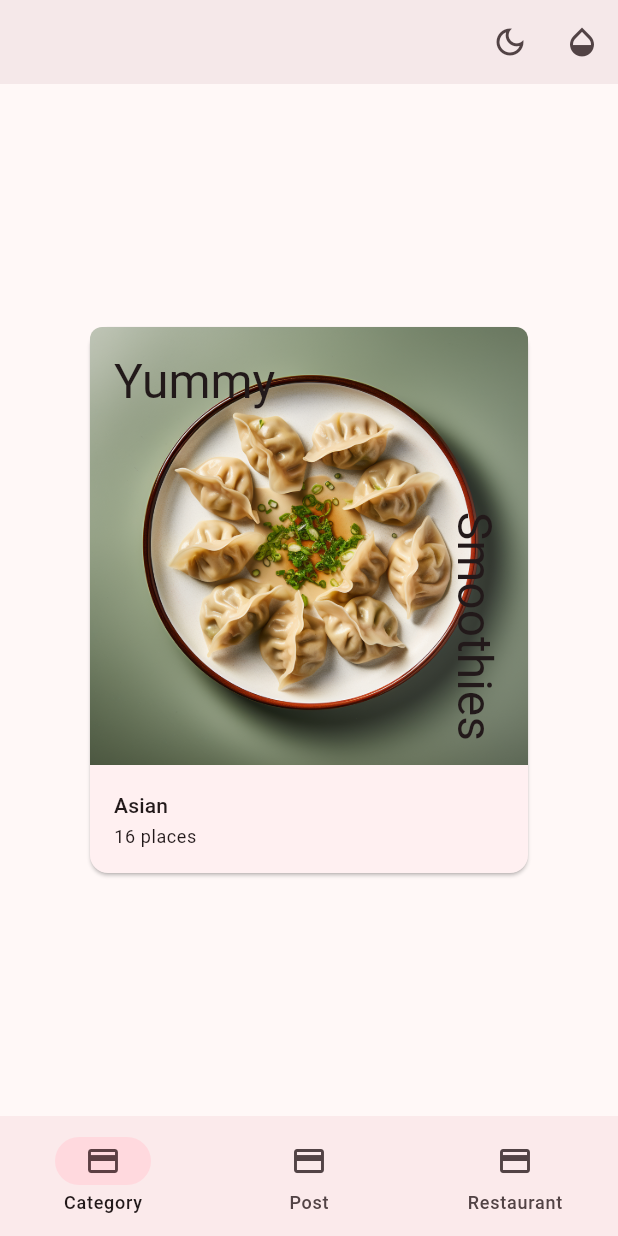
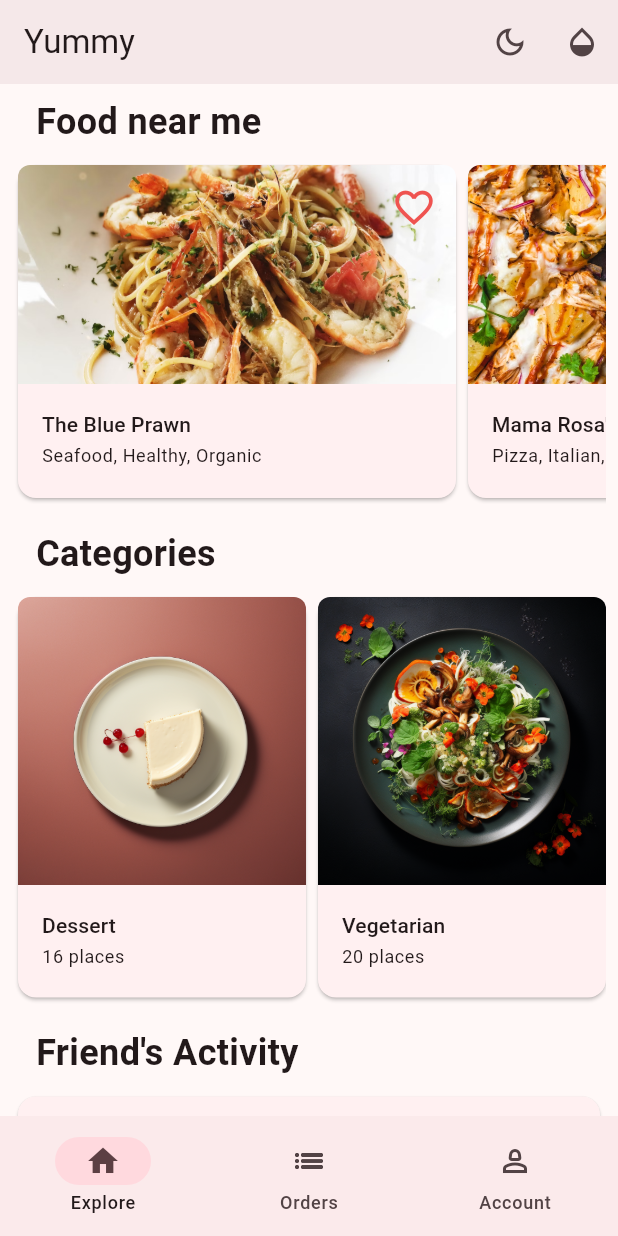
Before and after one commit to FayezFlutterDev/Yummy, a Flutter app: the screen it shows after launch, on a phone screen of 412 x 824 dp. Run offline on Flutter 3.47's test engine with Material 3 defaults, Android fonts, the phone set to English and light mode, and no system bars.

Commit message:
Finish Explore Page

```diff
--- /dev/null
+++ b/lib/api/mock_yummy_service.dart
@@ -0,0 +1,47 @@
+import '../models/models.dart';
+
+// ExploreData serves as a data container that holds
+//list of restaurants, food categories, and friend posts.
+class ExploreData {
+  final List<Restaurant> restaurants;
+  final List<FoodCategory> categories;
+  final List<Post> friendPosts;
+
+  ExploreData(this.restaurants, this.categories, this.friendPosts);
+}
+
+// Mock Yummy service that grabs sample data to mock up a food app request/response
+class MockYummyService {
+  // Batch request that gets both today recipes and friend's feed
+  Future<ExploreData> getExploreData() async {
+    final restaurants = await _getRestaurants();
+    final categories = await _getCategories();
+    final friendPosts = await _getFriendFeed();
+
+    return ExploreData(restaurants, categories, friendPosts);
+  }
+
+  // Get sample food categories to display in ui
+  Future<List<FoodCategory>> _getCategories() async {
+    // Simulate api request wait time
+    await Future.delayed(const Duration(milliseconds: 1000));
+    // Return mock categories
+    return categories;
+  }
+
+  // Get the friend posts to display in ui
+  Future<List<Post>> _getFriendFeed() async {
+    // Simulate api request wait time
+    await Future.delayed(const Duration(milliseconds: 1000));
+    // Return mock posts
+    return posts;
+  }
+
+  // Get the restaurants to display in ui
+  Future<List<Restaurant>> _getRestaurants() async {
+    // Simulate api request wait time
+    await Future.delayed(const Duration(milliseconds: 1000));
+    // Return mock restaurants
+    return restaurants;
+  }
+}
--- a/lib/components/category_card.dart
+++ b/lib/components/category_card.dart
@@ -27,25 +27,6 @@ class CategoryCard extends StatelessWidget {
                   category.imageUrl,
                 ),
               ),
-              Positioned(
-                left: 16.0,
-                top: 16.0,
-                child: Text(
-                  'Yummy',
-                  style: textTheme.headlineLarge,
-                ),
-              ),
-              Positioned(
-                bottom: 16.0,
-                right: 16.0,
-                child: RotatedBox(
-                  quarterTurns: 1,
-                  child: Text(
-                    'Smoothies',
-                    style: textTheme.headlineLarge,
-                  ),
-                ),
-              ),
             ],
           ),
           ListTile(
--- /dev/null
+++ b/lib/components/category_section.dart
@@ -0,0 +1,46 @@
+import 'package:flutter/material.dart';
+
+import '../models/food_category.dart';
+import 'category_card.dart';
+
+class CategorySection extends StatelessWidget {
+  final List<FoodCategory> categories;
+  const CategorySection({super.key, required this.categories});
+
+  @override
+  Widget build(BuildContext context) {
+    return Padding(
+      padding: const EdgeInsets.all(8.0),
+      child: Column(
+        crossAxisAlignment: CrossAxisAlignment.start,
+        children: [
+          const Padding(
+            padding: EdgeInsets.only(left: 16.0, bottom: 8.0),
+            child: Text(
+              'Categories',
+              style: TextStyle(
+                fontSize: 24,
+                fontWeight: FontWeight.bold,
+              ),
+            ),
+          ),
+          SizedBox(
+            height: 275,
+            child: ListView.builder(
+              scrollDirection: Axis.horizontal,
+              itemCount: categories.length,
+              itemBuilder: (context, index) {
+                return SizedBox(
+                  width: 200,
+                  child: CategoryCard(
+                    category: categories[index],
+                  ),
+                );
+              },
+            ),
+          ),
+        ],
+      ),
+    );
+  }
+}
--- /dev/null
+++ b/lib/components/post_section.dart
@@ -0,0 +1,47 @@
+import 'package:flutter/material.dart';
+
+import '../components/post_card.dart';
+import '../models/post.dart';
+
+class PostSection extends StatelessWidget {
+  final List<Post> posts;
+  const PostSection({
+    super.key,
+    required this.posts,
+  });
+
+  @override
+  Widget build(BuildContext context) {
+    return Padding(
+      padding: const EdgeInsets.all(8.0),
+      child: Column(
+        crossAxisAlignment: CrossAxisAlignment.start,
+        children: [
+          const Padding(
+            padding: EdgeInsets.only(left: 16.0, bottom: 8.0),
+            child: Text(
+              'Friend\'s Activity',
+              style: TextStyle(
+                fontSize: 24,
+                fontWeight: FontWeight.bold,
+              ),
+            ),
+          ),
+          ListView.separated(
+            primary: false,
+            shrinkWrap: true,
+            scrollDirection: Axis.vertical,
+            physics: const NeverScrollableScrollPhysics(),
+            itemCount: posts.length,
+            itemBuilder: (context, index) {
+              return PostCard(post: posts[index]);
+            },
+            separatorBuilder: (context, index) {
+              return const SizedBox(height: 1);
+            },
+          ),
+        ],
+      ),
+    );
+  }
+}
--- a/lib/components/restaurant_landscape_card.dart
+++ b/lib/components/restaurant_landscape_card.dart
@@ -30,7 +30,7 @@ class _RestaurantLandscapeCardState extends State<RestaurantLandscapeCard> {
             borderRadius:
                 const BorderRadius.vertical(top: Radius.circular(8.0)),
             child: AspectRatio(
-                aspectRatio: 1,
+                aspectRatio: 2,
                 child: Stack(
                   fit: StackFit.expand,
                   children: [
--- /dev/null
+++ b/lib/components/restaurant_section.dart
@@ -0,0 +1,50 @@
+import 'package:flutter/material.dart';
+
+import '../models/restaurant.dart';
+import 'restaurant_landscape_card.dart';
+
+class RestaurantSection extends StatelessWidget {
+  final List<Restaurant> restaurants;
+
+  const RestaurantSection({
+    super.key,
+    required this.restaurants,
+  });
+
+  @override
+  Widget build(BuildContext context) {
+    return Padding(
+      padding: const EdgeInsets.all(8.0),
+      child: Column(
+        crossAxisAlignment: CrossAxisAlignment.start,
+        children: [
+          const Padding(
+            padding: EdgeInsets.only(left: 16.0, bottom: 8.0),
+            child: Text(
+              'Food near me',
+              style: TextStyle(
+                fontSize: 24,
+                fontWeight: FontWeight.bold,
+              ),
+            ),
+          ),
+          SizedBox(
+            height: 230,
+            child: ListView.builder(
+              scrollDirection: Axis.horizontal,
+              itemCount: restaurants.length,
+              itemBuilder: (context, index) {
+                return SizedBox(
+                  width: 300,
+                  child: RestaurantLandscapeCard(
+                    restaurant: restaurants[index],
+                  ),
+                );
+              },
+            ),
+          ),
+        ],
+      ),
+    );
+  }
+}
--- a/lib/home.dart
+++ b/lib/home.dart
@@ -1,13 +1,10 @@
 import 'package:flutter/material.dart';
-import 'components/category_card.dart';
-import 'components/post_card.dart';
-import 'components/restaurant_landscape_card.dart';
+
 import 'components/theme_button.dart';
 import 'components/color_button.dart';
 import 'constants.dart';
-import 'models/food_category.dart';
-import 'models/post.dart';
-import 'models/restaurant.dart';
+
+import 'screen/explore_page.dart';
 
 class Home extends StatefulWidget {
   const Home({
@@ -15,11 +12,13 @@ class Home extends StatefulWidget {
     required this.changeTheme,
     required this.changeColor,
     required this.colorSelected,
+     required this.appBarTitle,
   });
 
   final void Function(bool useLightMode) changeTheme;
   final void Function(int value) changeColor;
   final ColorSelection colorSelected;
+  final String appBarTitle;
 
   @override
   State<Home> createState() => _HomeState();
@@ -30,47 +29,43 @@ class _HomeState extends State<Home> {
 
   List<NavigationDestination> appBarDestinations = const [
     NavigationDestination(
-      icon: Icon(Icons.credit_card),
-      label: 'Category',
-      selectedIcon: Icon(Icons.credit_card),
+      icon: Icon(Icons.home_outlined),
+      label: 'Explore',
+      selectedIcon: Icon(Icons.home),
     ),
     NavigationDestination(
-      icon: Icon(Icons.credit_card),
-      label: 'Post',
-      selectedIcon: Icon(Icons.credit_card),
+      icon: Icon(Icons.list_outlined),
+      label: 'Orders',
+      selectedIcon: Icon(Icons.list),
     ),
     NavigationDestination(
-      icon: Icon(Icons.credit_card),
-      label: 'Restaurant',
-      selectedIcon: Icon(Icons.credit_card),
-    ),
+      icon: Icon(Icons.person_2_outlined),
+      label: 'Account',
+      selectedIcon: Icon(Icons.person),
+    )
   ];
 
   @override
   Widget build(BuildContext context) {
     final pages = [
-      Center(
-        child: ConstrainedBox(
-          constraints: const BoxConstraints(maxWidth: 300),
-          child: CategoryCard(category: categories[3]),
+      ExplorePage(),
+      const Center(
+        child: Text(
+          'Order Page',
+          style: TextStyle(fontSize: 32.0),
         ),
       ),
-      Center(
-        child: Padding(
-          padding: const EdgeInsets.all(16.0),
-          child: PostCard(post: posts[3]),
+      const Center(
+        child: Text(
+          'Account Page',
+          style: TextStyle(fontSize: 32.0),
         ),
       ),
-      Center(
-        child: ConstrainedBox(
-          constraints: const BoxConstraints(maxWidth: 400),
-          child: RestaurantLandscapeCard(restaurant: restaurants[7]),
-        ),
-      )
     ];
 
     return Scaffold(
       appBar: AppBar(
+        title: Text(widget.appBarTitle),
         elevation: 4.0,
         backgroundColor: Theme.of(context).colorScheme.background,
         actions: [
--- a/lib/main.dart
+++ b/lib/main.dart
@@ -48,6 +48,7 @@ class _YummyState extends State<Yummy> {
         brightness: Brightness.dark,
       ),
       home: Home(
+        appBarTitle: appTitle,
         changeTheme: changeThemeMode,
         changeColor: changeColor,
         colorSelected: colorSelected,
--- /dev/null
+++ b/lib/screen/explore_page.dart
@@ -0,0 +1,40 @@
+import 'package:flutter/material.dart';
+import 'package:fooderlich/components/restaurant_section.dart';
+import '../api/mock_yummy_service.dart';
+import '../components/category_section.dart';
+import '../components/post_section.dart';
+
+class ExplorePage extends StatelessWidget {
+  final mockService = MockYummyService();
+
+  ExplorePage({super.key});
+
+  @override
+  Widget build(BuildContext context) {
+    return FutureBuilder(
+      future: mockService.getExploreData(),
+      builder: (context, AsyncSnapshot<ExploreData> snapshot) {
+        if (snapshot.connectionState == ConnectionState.done) {
+          final restaurants = snapshot.data?.restaurants ?? [];
+          final categories = snapshot.data?.categories ?? [];
+          final posts = snapshot.data?.friendPosts ?? [];
+
+          return ListView(
+            shrinkWrap: true,
+            scrollDirection: Axis.vertical,
+            children: [
+              RestaurantSection(restaurants: restaurants),
+              CategorySection(categories: categories),
+              PostSection(posts: posts),
+
+            ],
+          );
+        } else {
+          return const Center(
+            child: CircularProgressIndicator(),
+          );
+        }
+      },
+    );
+  }
+}
```
